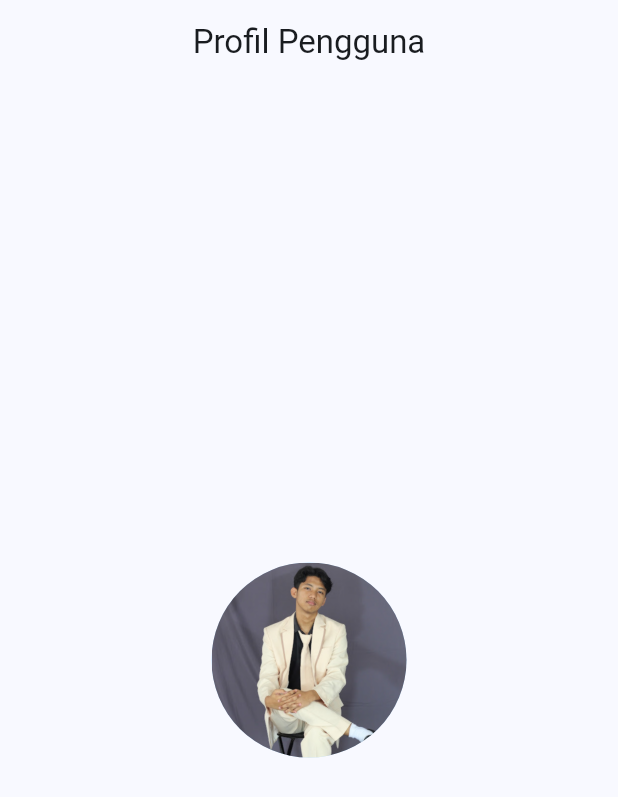
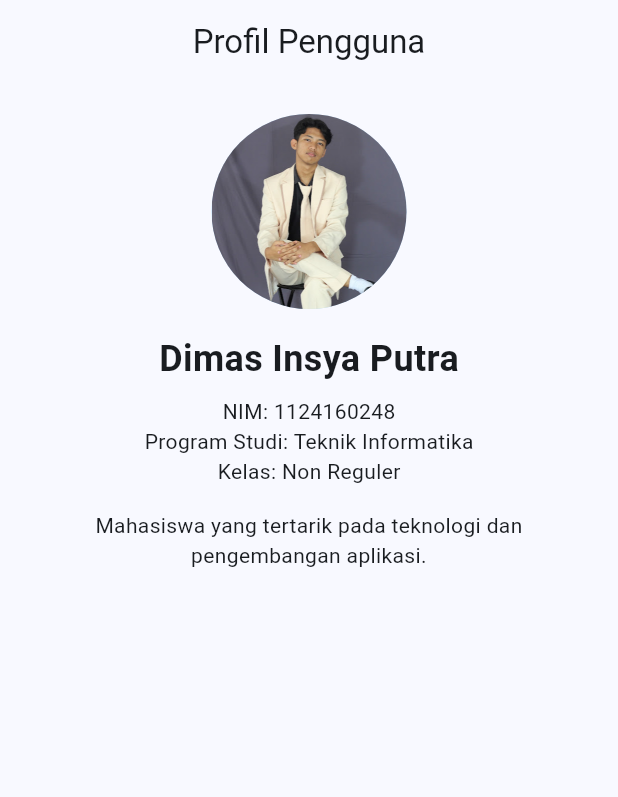
Before and after one commit to DimasInsyaP/uts-pml-1124160248, a Flutter app: the screen it shows after launch, on a phone screen of 412 x 824 dp. Shown: the top 797 px of the screen. Run offline on Flutter 3.47's test engine with Material 3 defaults, Android fonts, the phone set to English and light mode, and no system bars.

Commit message:
feat: menampilkan identitas pengguna pada halaman profil

```diff
--- a/soal2-profil-app/lib/screens/profile_page.dart
+++ b/soal2-profil-app/lib/screens/profile_page.dart
@@ -12,8 +12,34 @@ class ProfilePage extends StatelessWidget {
         title: const Text('Profil Pengguna'),
         centerTitle: true,
       ),
-      body: const Center(
-        child: ProfileAvatar(),
+      body: SingleChildScrollView(
+        padding: const EdgeInsets.all(20),
+        child: Column(
+          children: [
+            const ProfileAvatar(),
+            const SizedBox(height: 16),
+
+            const Text(
+              'Dimas Insya Putra',
+              style: TextStyle(
+                fontSize: 24,
+                fontWeight: FontWeight.bold,
+              ),
+            ),
+            const SizedBox(height: 8),
+
+            const Text('NIM: 1124160248'),
+            const Text('Program Studi: Teknik Informatika'),
+            const Text('Kelas: Non Reguler'),
+
+            const SizedBox(height: 16),
+
+            const Text(
+              'Mahasiswa yang tertarik pada teknologi dan pengembangan aplikasi.',
+              textAlign: TextAlign.center,
+            ),
+          ],
+        ),
       ),
     );
   }
```
